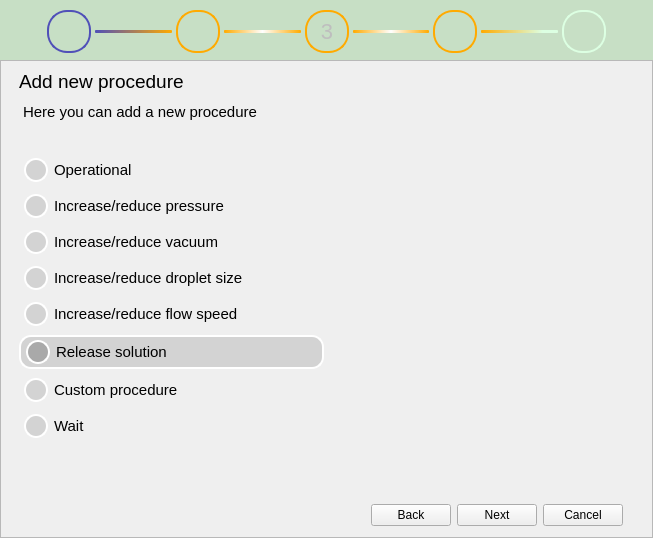
Above: apps/Lab-on-a-tip/protocolWizard.ui from bellonemauro/Labonatip2.0 before the change. Below: the same form after it.
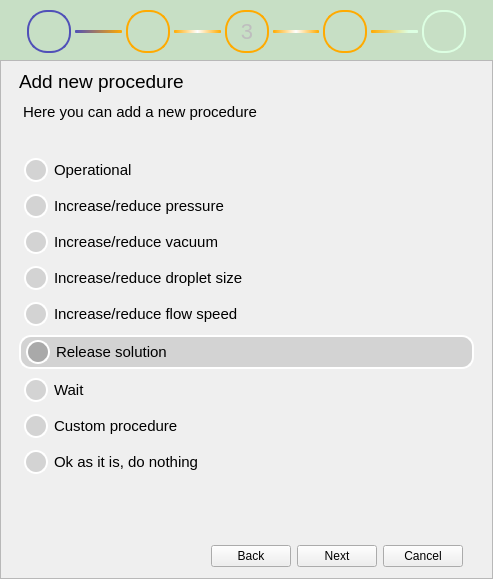
That is the form after the change. The open tabs and pages were chosen to show the change. Icons and pictures are not drawn.

Commit message: a bit more on protocol wizard and protocol editor

Patch:
```diff
--- a/apps/Lab-on-a-tip/protocolWizard.ui
+++ b/apps/Lab-on-a-tip/protocolWizard.ui
@@ -6,8 +6,8 @@
    <rect>
     <x>0</x>
     <y>0</y>
-    <width>653</width>
-    <height>538</height>
+    <width>493</width>
+    <height>579</height>
    </rect>
   </property>
   <property name="windowTitle">
@@ -75,8 +75,8 @@
        <rect>
         <x>0</x>
         <y>0</y>
-        <width>651</width>
-        <height>476</height>
+        <width>491</width>
+        <height>517</height>
        </rect>
       </property>
       <layout class="QGridLayout" name="gridLayout_2">
@@ -965,18 +965,137 @@
           </layout>
          </widget>
          <widget class="QWidget" name="page_5">
-          <layout class="QGridLayout" name="gridLayout_20">
+          <layout class="QVBoxLayout" name="verticalLayout_2">
            <property name="bottomMargin">
             <number>0</number>
            </property>
-           <item row="5" column="0">
-            <widget class="QRadioButton" name="radioButton_2">
+           <item>
+            <widget class="QLabel" name="label_21">
+             <property name="font">
+              <font>
+               <pointsize>14</pointsize>
+              </font>
+             </property>
+             <property name="text">
+              <string>Add new procedure</string>
+             </property>
+            </widget>
+           </item>
+           <item>
+            <widget class="QPlainTextEdit" name="plainTextEdit_7">
+             <property name="sizePolicy">
+              <sizepolicy hsizetype="Expanding" vsizetype="Expanding">
+               <horstretch>0</horstretch>
+               <verstretch>0</verstretch>
+              </sizepolicy>
+             </property>
+             <property name="maximumSize">
+              <size>
+               <width>16777215</width>
+               <height>50</height>
+              </size>
+             </property>
+             <property name="font">
+              <font>
+               <pointsize>11</pointsize>
+              </font>
+             </property>
+             <property name="styleSheet">
+              <string notr="true">QPlainTextEdit {
+    background-color: transparent;
+    /*background-image: url(draft.png);*/
+    background-attachment: scroll;
+}</string>
+             </property>
+             <property name="frameShape">
+              <enum>QFrame::NoFrame</enum>
+             </property>
+             <property name="plainText">
+              <string>Here you can add a new procedure
+</string>
+             </property>
+            </widget>
+           </item>
+           <item>
+            <widget class="QRadioButton" name="radioButton_add_proced_oper">
+             <property name="text">
+              <string>Operational</string>
+             </property>
+            </widget>
+           </item>
+           <item>
+            <widget class="QRadioButton" name="radioButton_add_proced_pres">
+             <property name="text">
+              <string>Increase/reduce pressure</string>
+             </property>
+            </widget>
+           </item>
+           <item>
+            <widget class="QRadioButton" name="radioButton_add_proced_vac">
              <property name="text">
               <string>Increase/reduce vacuum</string>
              </property>
             </widget>
            </item>
-           <item row="14" column="0" colspan="2">
+           <item>
+            <widget class="QRadioButton" name="radioButton_add_proced_ds">
+             <property name="text">
+              <string>Increase/reduce droplet size</string>
+             </property>
+            </widget>
+           </item>
+           <item>
+            <widget class="QRadioButton" name="radioButton_add_proced_fs">
+             <property name="text">
+              <string>Increase/reduce flow speed</string>
+             </property>
+            </widget>
+           </item>
+           <item>
+            <widget class="QRadioButton" name="radioButton_add_proced_res_sol">
+             <property name="text">
+              <string>Release solution</string>
+             </property>
+             <property name="checked">
+              <bool>true</bool>
+             </property>
+            </widget>
+           </item>
+           <item>
+            <widget class="QRadioButton" name="radioButton_add_proced_wait">
+             <property name="text">
+              <string>Wait</string>
+             </property>
+            </widget>
+           </item>
+           <item>
+            <widget class="QRadioButton" name="radioButton_add_proced_custom">
+             <property name="text">
+              <string>Custom procedure</string>
+             </property>
+            </widget>
+           </item>
+           <item>
+            <widget class="QRadioButton" name="radioButton_add_proced_none">
+             <property name="text">
+              <string>Ok as it is, do nothing</string>
+             </property>
+            </widget>
+           </item>
+           <item>
+            <spacer name="verticalSpacer_12">
+             <property name="orientation">
+              <enum>Qt::Vertical</enum>
+             </property>
+             <property name="sizeHint" stdset="0">
+              <size>
+               <width>20</width>
+               <height>40</height>
+              </size>
+             </property>
+            </spacer>
+           </item>
+           <item>
             <widget class="QGroupBox" name="groupBox_9">
              <property name="maximumSize">
               <size>
@@ -1033,118 +1152,6 @@
              </layout>
             </widget>
            </item>
-           <item row="0" column="0">
-            <widget class="QLabel" name="label_21">
-             <property name="font">
-              <font>
-               <pointsize>14</pointsize>
-              </font>
-             </property>
-             <property name="text">
-              <string>Add new procedure</string>
-             </property>
-            </widget>
-           </item>
-           <item row="8" column="0">
-            <widget class="QRadioButton" name="radioButton_init_stand_2">
-             <property name="text">
-              <string>Release solution</string>
-             </property>
-             <property name="checked">
-              <bool>true</bool>
-             </property>
-            </widget>
-           </item>
-           <item row="4" column="0">
-            <widget class="QRadioButton" name="radioButton_3">
-             <property name="text">
-              <string>Increase/reduce pressure</string>
-             </property>
-            </widget>
-           </item>
-           <item row="9" column="0">
-            <widget class="QRadioButton" name="radioButton_4">
-             <property name="text">
-              <string>Custom procedure</string>
-             </property>
-            </widget>
-           </item>
-           <item row="6" column="0">
-            <widget class="QRadioButton" name="radioButton_init_custom_2">
-             <property name="text">
-              <string>Increase/reduce droplet size</string>
-             </property>
-            </widget>
-           </item>
-           <item row="7" column="0">
-            <widget class="QRadioButton" name="radioButton">
-             <property name="text">
-              <string>Increase/reduce flow speed</string>
-             </property>
-            </widget>
-           </item>
-           <item row="3" column="0">
-            <widget class="QRadioButton" name="radioButton_init_oper_2">
-             <property name="text">
-              <string>Operational</string>
-             </property>
-            </widget>
-           </item>
-           <item row="1" column="0" colspan="2">
-            <widget class="QPlainTextEdit" name="plainTextEdit_7">
-             <property name="sizePolicy">
-              <sizepolicy hsizetype="Expanding" vsizetype="Expanding">
-               <horstretch>0</horstretch>
-               <verstretch>0</verstretch>
-              </sizepolicy>
-             </property>
-             <property name="maximumSize">
-              <size>
-               <width>16777215</width>
-               <height>50</height>
-              </size>
-             </property>
-             <property name="font">
-              <font>
-               <pointsize>11</pointsize>
-              </font>
-             </property>
-             <property name="styleSheet">
-              <string notr="true">QPlainTextEdit {
-    background-color: transparent;
-    /*background-image: url(draft.png);*/
-    background-attachment: scroll;
-}</string>
-             </property>
-             <property name="frameShape">
-              <enum>QFrame::NoFrame</enum>
-             </property>
-             <property name="plainText">
-              <string>Here you can add a new procedure
-</string>
-             </property>
-            </widget>
-           </item>
-           <item row="11" column="0">
-            <spacer name="verticalSpacer_12">
-             <property name="orientation">
-              <enum>Qt::Vertical</enum>
-             </property>
-             <property name="sizeHint" stdset="0">
-              <size>
-               <width>20</width>
-               <height>40</height>
-              </size>
-             </property>
-            </spacer>
-           </item>
-           <item row="10" column="0">
-            <widget class="QRadioButton" name="radioButton_5">
-             <property name="text">
-              <string>Wait</string>
-             </property>
-            </widget>
-           </item>
           </layout>
          </widget>
          <widget class="QWidget" name="page_6">
@@ -1717,7 +1724,7 @@
         </property>
         <property name="sizeHint" stdset="0">
          <size>
-          <width>40</width>
+          <width>20</width>
           <height>20</height>
          </size>
         </property>
@@ -2045,7 +2052,7 @@
         </property>
         <property name="sizeHint" stdset="0">
          <size>
-          <width>40</width>
+          <width>20</width>
           <height>20</height>
          </size>
         </property>
```
Left out of the diff: 175 changed lines with no effect on the pictures. The commit also changes 5 other files.
